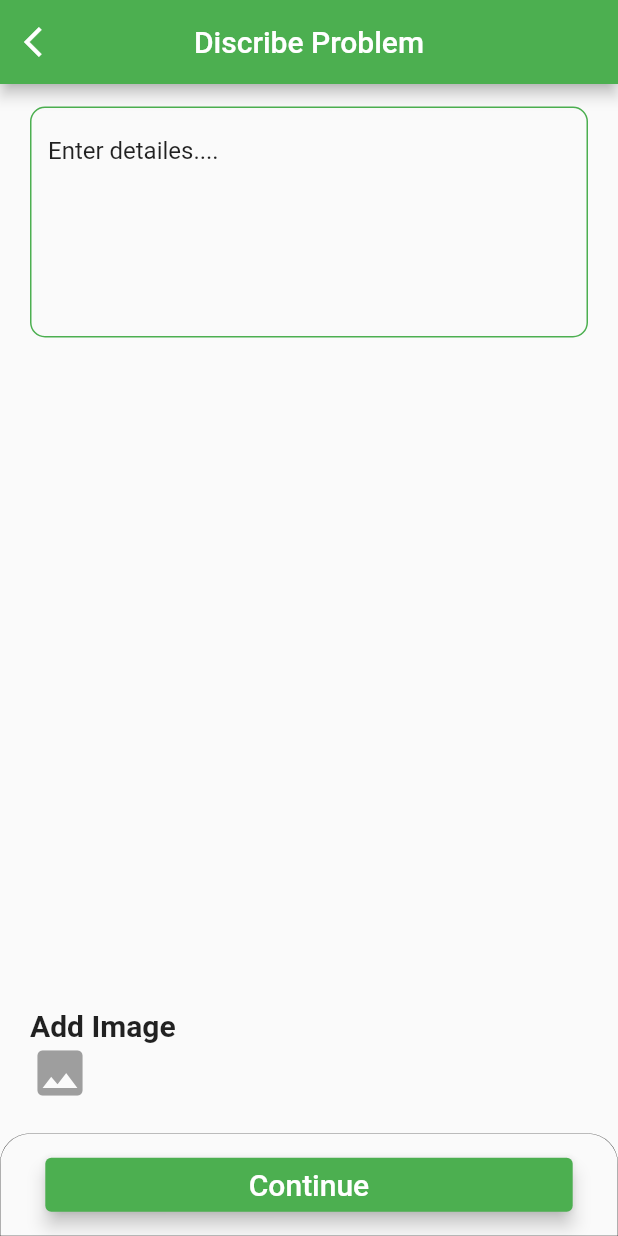
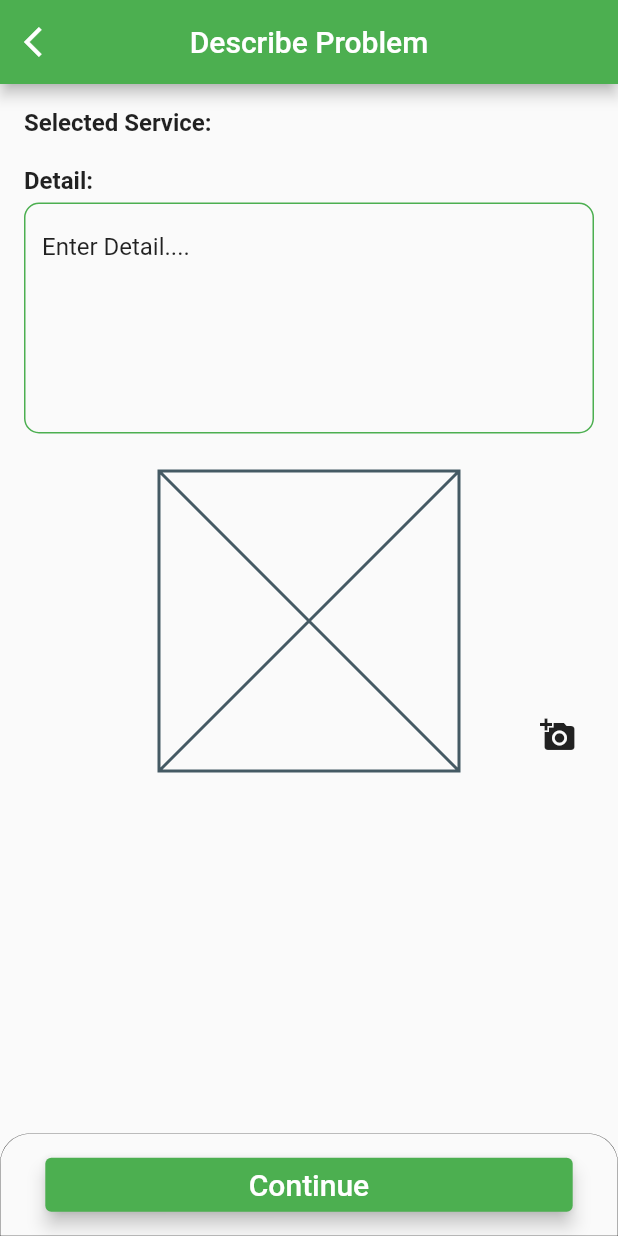
Before and after one commit to AneebTariq/Instant_Services, a Flutter app: the DetailScreen screen opened directly with empty values, on a phone screen of 412 x 824 dp. Run offline on Flutter 3.47's test engine with Material 2 defaults, Android fonts, the phone set to English and light mode, and no system bars; our stand-ins replace carousel_slider, cloud_firestore, firebase_auth, firebase_core, firebase_database, firebase_messaging and 4 more; accounts and stored records are empty.

Commit message:
design changes image error solved

```diff
--- a/lib/ui/screens/discriptionscreen.dart
+++ b/lib/ui/screens/discriptionscreen.dart
@@ -63,7 +63,8 @@ class _DetailScreenState extends State<DetailScreen> {
       ),
 //Appbar
       appBar: AppBar(
-        title: const Text('Discribe Problem'),
+        title: const Text(''
+            'Describe Problem'),
         backgroundColor: Colors.green,
         leading: IconButton(
           icon: const Icon(
@@ -77,20 +78,46 @@ class _DetailScreenState extends State<DetailScreen> {
         centerTitle: true,
       ),
 //Body of screen
-      body: Column(
-        mainAxisAlignment: MainAxisAlignment.spaceBetween,
+      body: SingleChildScrollView(
+        child: Padding(
+          padding: const EdgeInsets.symmetric(horizontal: 16.0, vertical: 16),
+          child: Column(
+            //  mainAxisAlignment: MainAxisAlignment.spaceBetween,
             crossAxisAlignment: CrossAxisAlignment.start,
             children: <Widget>[
               //Text Field for Discreption
-          Padding(
-            padding: const EdgeInsets.only(left: 20.0, top: 15, right: 20),
-            child: TextFormField(
+
+              Row(
+                children: [
+                  Text(
+                    "Selected Service: ",
+                    style: TextStyle(fontSize: 16, fontWeight: FontWeight.bold),
+                  ),
+                  Text(
+                    widget.product.productName,
+                    style: TextStyle(fontSize: 16),
+                  ),
+                ],
+              ),
+
+              SizedBox(
+                height: 20,
+              ),
+
+              Text(
+                "Detail: ",
+                style: TextStyle(fontSize: 16, fontWeight: FontWeight.bold),
+              ),
+              SizedBox(
+                height: 5,
+              ),
+              TextFormField(
                 maxLines: null,
                 minLines: 6,
                 controller: maincontroller.servicedetail,
-              keyboardType: TextInputType.multiline,
+                keyboardType: TextInputType.text,
                 decoration: InputDecoration(
-                hintText: 'Enter detailes....',
+                  hintText: 'Enter Detail....',
                   hintStyle: const TextStyle(color: Colors.black87),
                   focusedBorder: OutlineInputBorder(
                       borderRadius: BorderRadius.circular(10),
@@ -101,21 +128,26 @@ class _DetailScreenState extends State<DetailScreen> {
                   ),
                 ),
               ),
+              // Center(child: Text(widget.product.productName)),
+              //Add Image option
+              SizedBox(
+                height: 25,
               ),
-          Center(child: Text(widget.product.productName)),
-          //Add Image option
-          Padding(
-            padding: const EdgeInsets.only(left: 20, bottom: 20),
-            child: Column(
-              crossAxisAlignment: CrossAxisAlignment.start,
-              children: <Widget>[
-                const Text(
-                  'Add Image',
-                  style: TextStyle(fontWeight: FontWeight.bold, fontSize: 20),
+              Stack(
+                alignment: Alignment.bottomRight,
+                children: [
+                  Center(
+                    child: Container(
+                      alignment: Alignment.center,
+                      height: 200,
+                      width: 200,
+                      child: maincontroller.imageurl != ''
+                          ? Image.network(maincontroller.imageurl!)
+                          : Placeholder(),
                     ),
-                SizedBox(
-                  child: GestureDetector(
-                    onTap: () {
+                  ),
+                  IconButton(
+                    onPressed: () {
                       showDialog(
                           context: context,
                           builder: (BuildContext context) {
@@ -123,9 +155,8 @@ class _DetailScreenState extends State<DetailScreen> {
                                 contentPadding: const EdgeInsets.symmetric(
                                   vertical: 5,
                                 ),
-                            title: ListTile(
-                              leading: const Icon(Icons.camera),
-                              title: const Text('Open camera'),
+                                title: Column(children: [
+                                  GestureDetector(
                                     onTap: () async {
                                       ImagePicker imagePicker = ImagePicker();
                                       XFile? file = await imagePicker.pickImage(
@@ -156,19 +187,37 @@ class _DetailScreenState extends State<DetailScreen> {
                                         //Store the file
                                         await referenceImageToUpload
                                             .putFile(File(file.path));
+
                                         //Success: get the download URL
                                         maincontroller.imageurl =
                                             await referenceImageToUpload
                                                 .getDownloadURL();
+
+                                        //Navigator.of(context).pop();
+                                        setState(() {});
                                       } catch (error) {
                                         //Some error occurred
                                       }
                                       // ignore: use_build_context_synchronously
                                     },
+                                    child: Row(
+                                      children: const [
+                                        Icon(Icons.camera),
+                                        SizedBox(
+                                          width: 15,
                                         ),
-                            content: ListTile(
-                              leading: const Icon(Icons.browse_gallery_rounded),
-                              title: const Text('Open gallery'),
+                                        Text('Open Camera',
+                                        style: TextStyle(fontWeight: FontWeight.normal,
+                                        fontSize: 14
+                                        ),
+                                        ),
+                                      ],
+                                    ),
+                                  ),
+                                  const SizedBox(
+                                    height: 20,
+                                  ),
+                                  GestureDetector(
                                     onTap: () async {
                                       ImagePicker imagePicker = ImagePicker();
                                       XFile? file = await imagePicker.pickImage(
@@ -201,28 +250,38 @@ class _DetailScreenState extends State<DetailScreen> {
                                         maincontroller.imageurl =
                                             await referenceImageToUpload
                                                 .getDownloadURL();
+                                        setState(() {});
                                       } catch (error) {
                                         //Some error occurred
                                       }
-                                // ignore: use_build_context_synchronously
                                     },
+                                    child: Row(
+                                      children: const [
+                                        Icon(Icons.browse_gallery),
+                                        SizedBox(
+                                          width: 15,
                                         ),
-                            actions: const [],
-                          );
-                        },
-                      );
-                    },
-                    child: const Icon(
-                      Icons.image,
-                      color: Colors.grey,
-                      size: 40,
-                    ),
+                                        Text('Open Gallery',
+                            style: TextStyle(fontWeight: FontWeight.normal,
+                            fontSize: 14
                             ),
                                         ),
                                       ],
                                     ),
                                   ),
+                                ]));
+                          });
+                    },
+                    icon: Icon(Icons.add_a_photo),
+                  )
                 ],
+              ),
+              SizedBox(
+                height: 5,
+              ),
+            ],
+          ),
+        ),
       ),
     );
   }
```
Also changed, not shown: lib/ui/screens/aboutus.dart (+4 -4 lines), lib/ui/screens/addmoreitem.dart (+51 -15 lines), lib/ui/screens/formscreen.dart (+5 -5 lines). Lines whose indentation alone changed are shown as unchanged.
